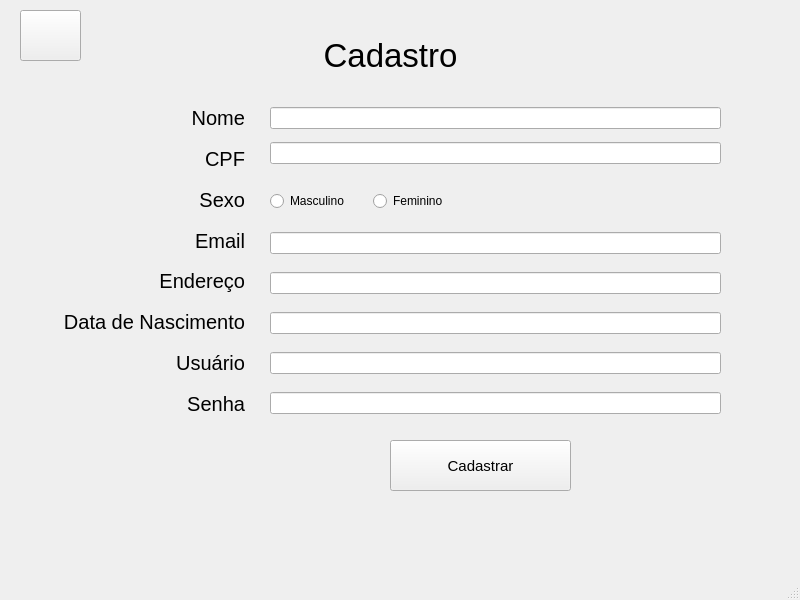
Old version of the form Telas/CadastroUsuario.ui in the repository GabrielHolandadeAraujo/Kaminari.
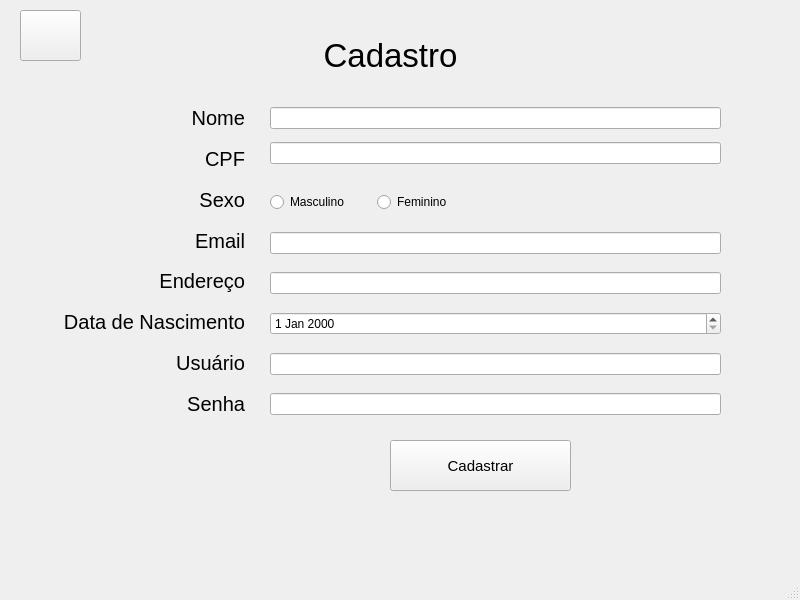
New version of the form. Icons and pictures are not drawn.

Commit message: botão de cadastro do admin

The edit to the form file:
```diff
--- a/Telas/CadastroUsuario.ui
+++ b/Telas/CadastroUsuario.ui
@@ -194,7 +194,7 @@
       <x>270</x>
       <y>220</y>
       <width>451</width>
-      <height>210</height>
+      <height>212</height>
      </rect>
     </property>
     <layout class="QVBoxLayout" name="verticalLayout_2">
@@ -205,7 +205,7 @@
       <widget class="QLineEdit" name="lineEdit_6"/>
      </item>
      <item>
-      <widget class="QLineEdit" name="lineEdit_5"/>
+      <widget class="QDateEdit" name="dateEdit"/>
      </item>
      <item>
       <widget class="QLineEdit" name="lineEdit_7"/>
@@ -242,8 +242,8 @@
      <rect>
       <x>270</x>
       <y>190</y>
-      <width>199</width>
-      <height>22</height>
+      <width>207</width>
+      <height>25</height>
      </rect>
     </property>
     <layout class="QHBoxLayout" name="horizontalLayout">
```
The commit also changes 3 other files.
